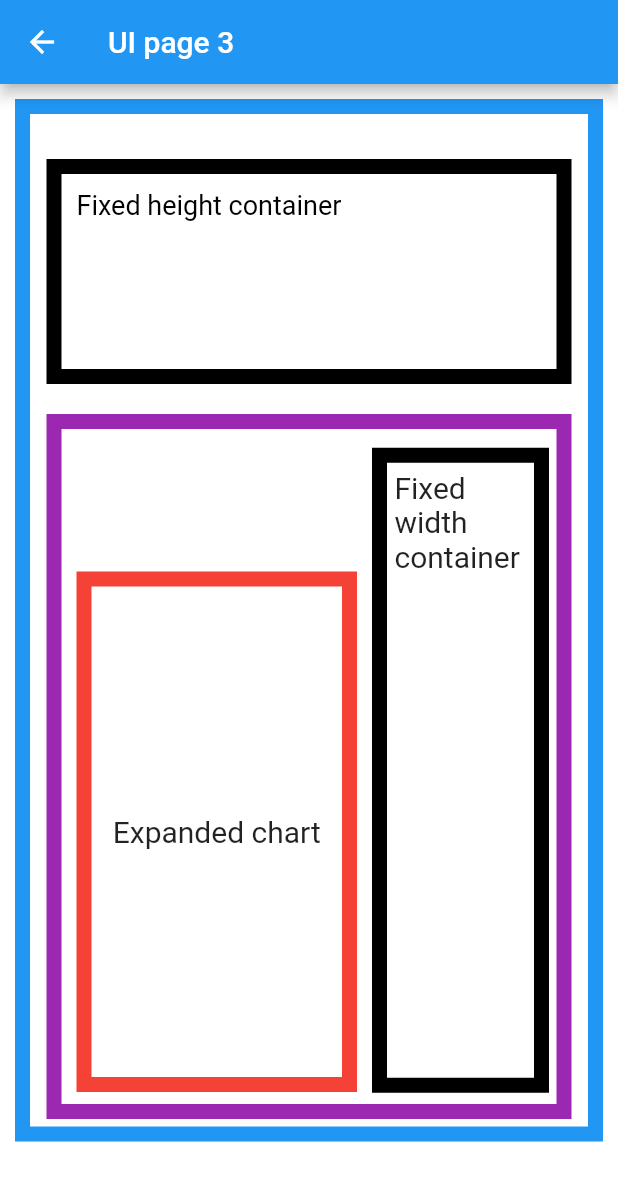
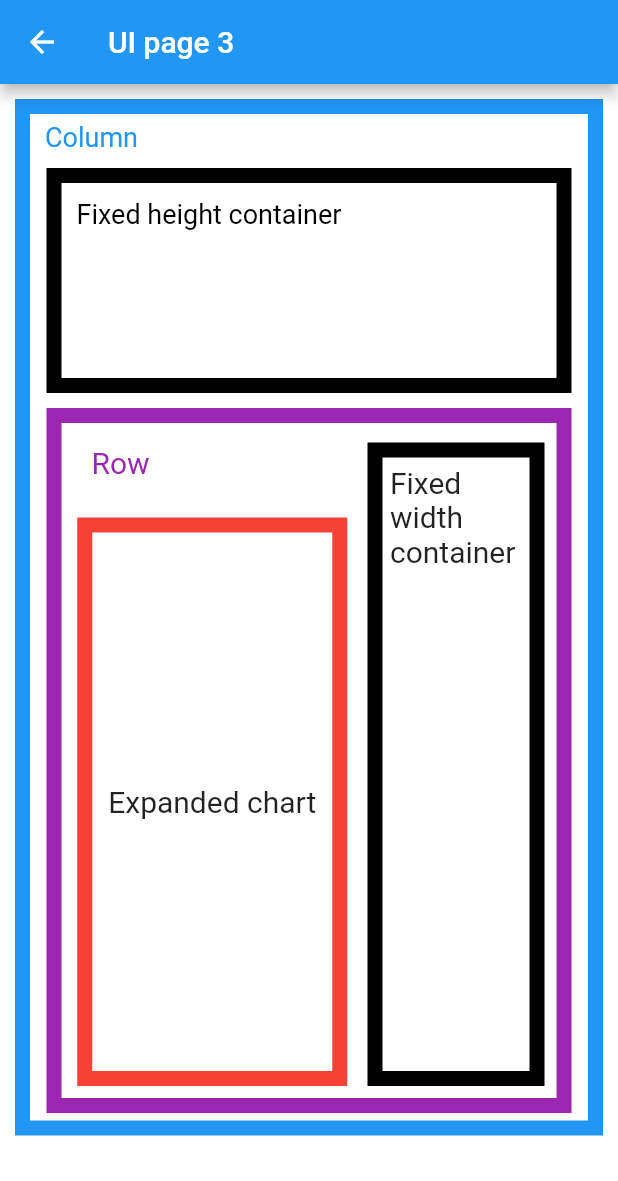
Before and after one commit to Javillionaire/flutter_homework_ui_fa3, a Flutter app: the UIPage3 screen opened by its route, on a phone screen of 412 x 824 dp. Shown: the top 1181 px of the screen. Run offline on Flutter 3.47's test engine with Material 2 defaults, Android fonts, the phone set to English and light mode, and no system bars.

Commit message:
column, row adding

```diff
--- a/lib/ui_page3/ui_page3.dart
+++ b/lib/ui_page3/ui_page3.dart
@@ -21,8 +21,16 @@ class _UIPage3 extends State<UIPage3> {
             mainAxisAlignment: MainAxisAlignment.start,
             children: [
               Container(
+                alignment: Alignment.centerLeft,
+                padding: const EdgeInsets.only(left: 10, top: 5),
+                child: const Text(
+                  'Column',
+                  style: TextStyle(fontSize: 18, color: Colors.blue),
+                ),
+              ),
+              Container(
                 padding: const EdgeInsets.only(top: 10, left: 10),
-                margin: const EdgeInsets.only(top: 30, bottom: 20),
+                margin: const EdgeInsets.only(top: 10, bottom: 10),
                 decoration: BoxDecoration(
                     border: Border.all(width: 10, color: Colors.black)),
                 height: 150,
@@ -49,14 +57,25 @@ class _UIPage3 extends State<UIPage3> {
                       mainAxisAlignment: MainAxisAlignment.start,
                       children: [
                         Expanded(
-                          child: Container(
+                          child: Column(children: [
+                            Container(
+                              margin: const EdgeInsets.only(left: 15, top: 10),
+                              alignment: Alignment.centerLeft,
+                              child: const Text(
+                                'Row',
+                                textAlign: TextAlign.left,
+                                style: TextStyle(
+                                    fontSize: 20, color: Colors.purple),
+                              ),
+                            ),
+                            Container(
                               margin: const EdgeInsets.only(
-                                bottom: 8, right: 5, left: 5, top: 90),
+                                  bottom: 3, right: 5, left: 5, top: 25),
                               alignment: Alignment.center,
                               decoration: BoxDecoration(
                                   border:
                                       Border.all(width: 10, color: Colors.red)),
-                            height: 350,
+                              height: 379,
                               width: 180,
                               child: const Text(
                                 'Expanded chart',
@@ -64,10 +83,11 @@ class _UIPage3 extends State<UIPage3> {
                                 style: TextStyle(fontSize: 20),
                               ),
                             ),
+                          ]),
                         ),
                         Container(
                           padding: const EdgeInsets.only(top: 5, left: 5),
-                          margin: const EdgeInsets.all(5),
+                          margin: const EdgeInsets.all(8),
                           alignment: Alignment.topLeft,
                           decoration: BoxDecoration(
                               border:
```
Lines whose indentation alone changed are shown as unchanged.
